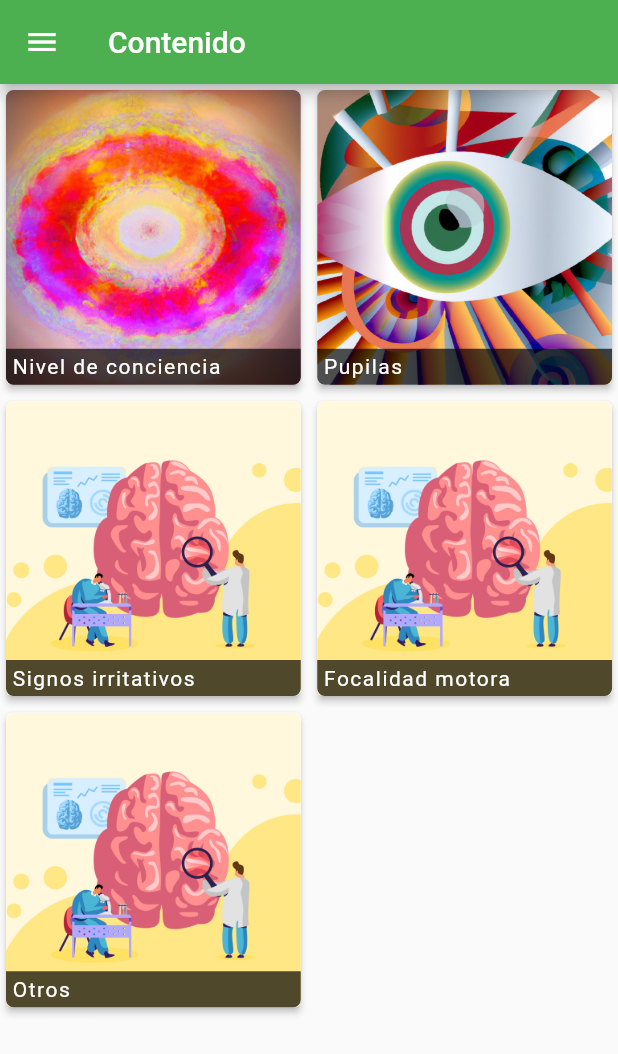
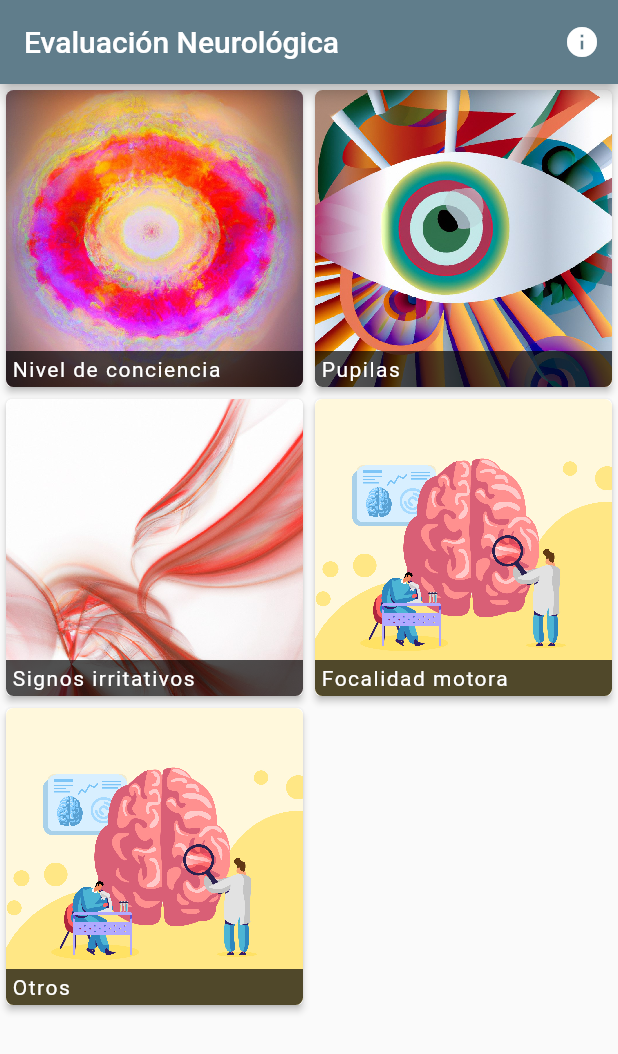
Before and after one commit to addielmoldes/tce, a Flutter app: the screen it shows after launch, on a phone screen of 412 x 824 dp. Shown: the top 1054 px of the screen. Run offline on Flutter 3.47's test engine with Material 2 defaults, Android fonts, the light colour scheme and no system bars.

Commit message:
cambios visuales

```diff
--- a/lib/content/content.dart
+++ b/lib/content/content.dart
@@ -7,7 +7,7 @@ class Content extends StatelessWidget {
   Widget build(BuildContext context) {
     return Scaffold(
       appBar: AppBar(
-        title: const Text('Contenido 1'),
+        title: const Text('Nivel de Conciencia'),
       ),
     );
   }
--- a/lib/main.dart
+++ b/lib/main.dart
@@ -1,6 +1,6 @@
 import 'package:flutter/material.dart';
+import 'package:tce/content/content.dart';
 import 'package:tce/info.dart';
-import 'package:tce/content/content.dart';
 
 void main() {
   runApp(const MyApp());
@@ -17,11 +17,11 @@ class _MyAppState extends State<MyApp> {
   @override
   Widget build(BuildContext context) {
     return MaterialApp(
-      title: 'TCE',
+      title: 'Evaluación Neurológica',
       home: const Home(),
       theme: ThemeData(
         useMaterial3: false,
-        primarySwatch: Colors.green,
+        primarySwatch: Colors.blueGrey,
         // colorScheme: const ColorScheme.dark(),
       ),
     );
@@ -35,45 +35,22 @@ class Home extends StatelessWidget {
   Widget build(BuildContext context) {
     return Scaffold(
       appBar: AppBar(
-        title: const Text('Contenido'),
-      ),
-      drawer: Drawer(
-        child: ListView(
-          padding: EdgeInsets.zero,
-          children: <Widget>[
-            const DrawerHeader(
-                decoration: BoxDecoration(
-                    image: DecorationImage(
-                        image: AssetImage('assets/images/test.jpg'),
-                        fit: BoxFit.cover)),
-                child: null),
-            const ListTile(
-              leading: Icon(Icons.menu_book),
-              title: Text('Contenido'),
-            ),
-            const ListTile(
-              leading: Icon(Icons.fact_check),
-              title: Text('Evaluar'),
-            ),
-            const Divider(),
-            ListTile(
-              leading: const Icon(Icons.info),
-              title: const Text('Información'),
-              onTap: () => Navigator.push(
-                context,
-                MaterialPageRoute(
-                  builder: (context) => const Info(),
-                ),
+        title: const Text('Evaluación Neurológica'),
+        actions: <Widget>[
+          IconButton(
+            onPressed: () => Navigator.push(
+              context,
+              MaterialPageRoute(
+                builder: (context) => const Info(),
               ),
             ),
-          ],
-        ),
+            icon: const Icon(Icons.info),
+          ),
+        ],
       ),
       body: GridView.count(
         physics: const BouncingScrollPhysics(),
         crossAxisCount: 2,
-        mainAxisSpacing: 3.0,
-        crossAxisSpacing: 3.0,
         children: <Widget>[
           customCard(
             'assets/images/consc.JPG',
@@ -88,7 +65,7 @@ class Home extends StatelessWidget {
             const Content(),
           ),
           customCard(
-            'assets/images/test.jpg',
+            'assets/images/signs.JPG',
             'Signos irritativos',
             context,
             const Content(),
@@ -144,7 +121,8 @@ Widget customCard(imgPath, title, context, route) {
           decoration: BoxDecoration(
             image: DecorationImage(
               image: AssetImage(imgPath),
-              fit: BoxFit.cover,
+              fit: BoxFit.fill,
+              filterQuality: FilterQuality.none,
             ),
             borderRadius: const BorderRadius.all(
               Radius.circular(5),
```
Also changed, not shown: assets/images/signs.JPG (added), 1 other file.
